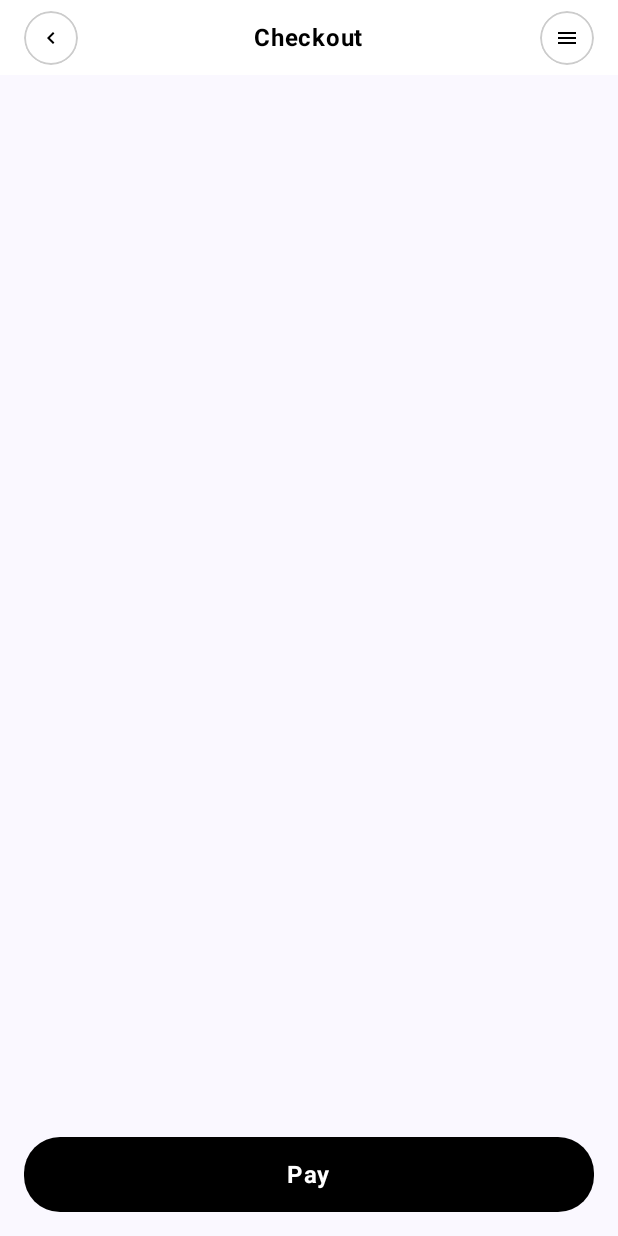
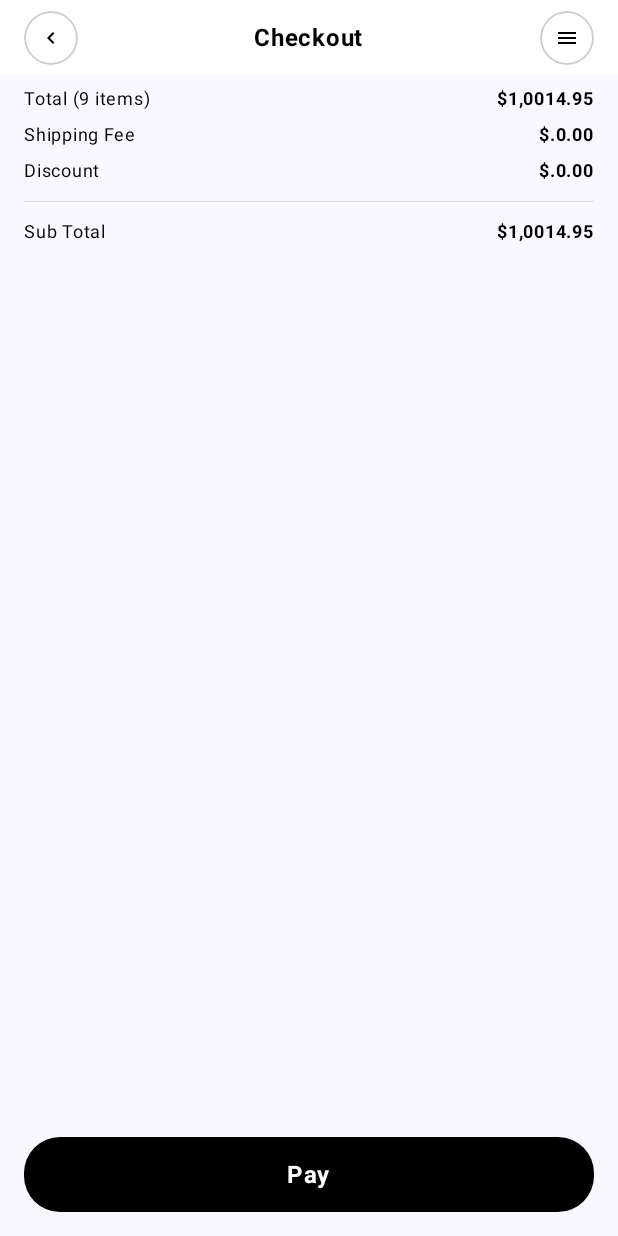
Before and after one commit to huseyinozkoc/Fashionly, an Android app built with Jetpack Compose: the screen it shows after launch (MainActivity), on a phone screen of 412 x 824 dp. Run offline under Robolectric (Android 15) with nearby library versions, the phone set to English and light mode, and no system bars; our stand-ins replace Dagger/Hilt's generated code.

Commit message:
Added Checkout Info component into the Checkout Screen.

```diff
--- a/app/src/main/java/com/example/fashionly/ui/checkout/CheckoutScreen.kt
+++ b/app/src/main/java/com/example/fashionly/ui/checkout/CheckoutScreen.kt
@@ -3,8 +3,10 @@ package com.example.fashionly.ui.checkout
 import androidx.compose.foundation.clickable
 import androidx.compose.foundation.layout.Box
 import androidx.compose.foundation.layout.Column
+import androidx.compose.foundation.layout.Spacer
 import androidx.compose.foundation.layout.fillMaxSize
 import androidx.compose.foundation.layout.fillMaxWidth
+import androidx.compose.foundation.layout.height
 import androidx.compose.foundation.layout.padding
 import androidx.compose.foundation.rememberScrollState
 import androidx.compose.foundation.verticalScroll
@@ -26,6 +28,7 @@ import com.example.fashionly.ui.components.LoadingBar
 import com.example.fashionly.ui.checkout.CheckoutContract.UiAction
 import com.example.fashionly.ui.checkout.CheckoutContract.UiEffect
 import com.example.fashionly.ui.checkout.CheckoutContract.UiState
+import com.example.fashionly.ui.components.checkout.CheckoutInfoComponent
 import com.example.fashionly.ui.components.checkout.CheckoutPayButton
 import com.example.fashionly.ui.components.checkout.CheckoutTopBar
 import com.example.fashionly.ui.components.detail.DetailScreenAddCardButton
@@ -81,6 +84,10 @@ fun CheckoutContent(onAction: (UiAction) -> Unit) {
         ) {
             CheckoutTopBar()
 
+            Spacer(modifier = Modifier.height(4.dp))
+
+            CheckoutInfoComponent()
+
         } //  End of Column
 
         Box(modifier = Modifier
--- /dev/null
+++ b/app/src/main/java/com/example/fashionly/ui/components/checkout/ChecoutInfoComponent.kt
@@ -0,0 +1,156 @@
+package com.example.fashionly.ui.components.checkout
+
+import androidx.compose.foundation.background
+import androidx.compose.foundation.border
+import androidx.compose.foundation.clickable
+import androidx.compose.foundation.layout.Arrangement
+import androidx.compose.foundation.layout.Box
+import androidx.compose.foundation.layout.Column
+import androidx.compose.foundation.layout.Row
+import androidx.compose.foundation.layout.Spacer
+import androidx.compose.foundation.layout.fillMaxHeight
+import androidx.compose.foundation.layout.fillMaxSize
+import androidx.compose.foundation.layout.fillMaxWidth
+import androidx.compose.foundation.layout.height
+import androidx.compose.foundation.layout.padding
+import androidx.compose.foundation.layout.size
+import androidx.compose.foundation.shape.CircleShape
+import androidx.compose.foundation.shape.RoundedCornerShape
+import androidx.compose.material.icons.Icons
+import androidx.compose.material.icons.automirrored.filled.ArrowBack
+import androidx.compose.material.icons.filled.ArrowBack
+import androidx.compose.material.icons.filled.KeyboardArrowLeft
+import androidx.compose.material.icons.filled.Menu
+import androidx.compose.material3.HorizontalDivider
+import androidx.compose.material3.Icon
+import androidx.compose.material3.MaterialTheme
+import androidx.compose.material3.Text
+import androidx.compose.material3.VerticalDivider
+import androidx.compose.runtime.Composable
+import androidx.compose.ui.Alignment
+import androidx.compose.ui.Modifier
+import androidx.compose.ui.draw.clip
+import androidx.compose.ui.graphics.Color
+import androidx.compose.ui.res.painterResource
+import androidx.compose.ui.text.style.TextDecoration
+import androidx.compose.ui.tooling.preview.Preview
+import androidx.compose.ui.unit.dp
+import androidx.compose.ui.unit.sp
+import com.example.fashionly.R
+
+
+@Composable
+fun CheckoutInfoComponent() {
+    MaterialTheme {
+        Box(
+            modifier = Modifier
+                .fillMaxWidth()
+                .padding(horizontal = 16.dp),
+            contentAlignment = Alignment.Center
+        ) {
+
+            Column(modifier = Modifier.fillMaxWidth()) {
+
+
+                //Total
+                Row(
+                    modifier = Modifier.fillMaxWidth(),
+                    horizontalArrangement = Arrangement.SpaceBetween,
+                    verticalAlignment = Alignment.CenterVertically
+                ) {
+
+                    Text(
+                        text = "Total (9 items)", color = Color.Black,
+                        fontSize = 12.sp,
+                        fontWeight = androidx.compose.ui.text.font.FontWeight.Normal
+                    )
+
+                    Text(
+                        text = "$1,0014.95", color = Color.Black,
+                        fontSize = 12.sp,
+                        fontWeight = androidx.compose.ui.text.font.FontWeight.Bold
+                    )
+                }
+
+                //Fee
+                Row(
+                    modifier = Modifier.fillMaxWidth(),
+                    horizontalArrangement = Arrangement.SpaceBetween,
+                    verticalAlignment = Alignment.CenterVertically
+                ) {
+
+                    Text(
+                        text = "Shipping Fee", color = Color.Black,
+                        fontSize = 12.sp,
+                        fontWeight = androidx.compose.ui.text.font.FontWeight.Normal
+                    )
+
+                    Text(
+                        text = "$.0.00", color = Color.Black,
+                        fontSize = 12.sp,
+                        fontWeight = androidx.compose.ui.text.font.FontWeight.Bold
+                    )
+                }
+
+                //Discount
+                Row(
+                    modifier = Modifier.fillMaxWidth(),
+                    horizontalArrangement = Arrangement.SpaceBetween,
+                    verticalAlignment = Alignment.CenterVertically
+                ) {
+
+                    Text(
+                        text = "Discount", color = Color.Black,
+                        fontSize = 12.sp,
+                        fontWeight = androidx.compose.ui.text.font.FontWeight.Normal
+                    )
+
+                    Text(
+                        text = "$.0.00", color = Color.Black,
+                        fontSize = 12.sp,
+                        fontWeight = androidx.compose.ui.text.font.FontWeight.Bold
+                    )
+                }
+
+                HorizontalDivider(
+                    color = Color.LightGray,
+                    thickness = 0.5.dp,
+                    modifier = Modifier
+                        .fillMaxWidth()
+                        .padding(vertical = 8.dp)
+                )
+                //Sub Total
+                Row(
+                    modifier = Modifier.fillMaxWidth(),
+                    horizontalArrangement = Arrangement.SpaceBetween,
+                    verticalAlignment = Alignment.CenterVertically
+                ) {
+
+                    Text(
+                        text = "Sub Total", color = Color.Black,
+                        fontSize = 12.sp,
+                        fontWeight = androidx.compose.ui.text.font.FontWeight.Normal
+                    )
+
+                    Text(
+                        text = "$1,0014.95", color = Color.Black,
+                        fontSize = 12.sp,
+                        fontWeight = androidx.compose.ui.text.font.FontWeight.Bold
+                    )
+                }
+
+
+            }
+
+
+        }
+    }
+}
+
+@Preview(showBackground = true)
+@Composable
+fun CheckoutInfoComponentPreview() {
+    MaterialTheme {
+        CheckoutInfoComponent()
+    }
+}
```
